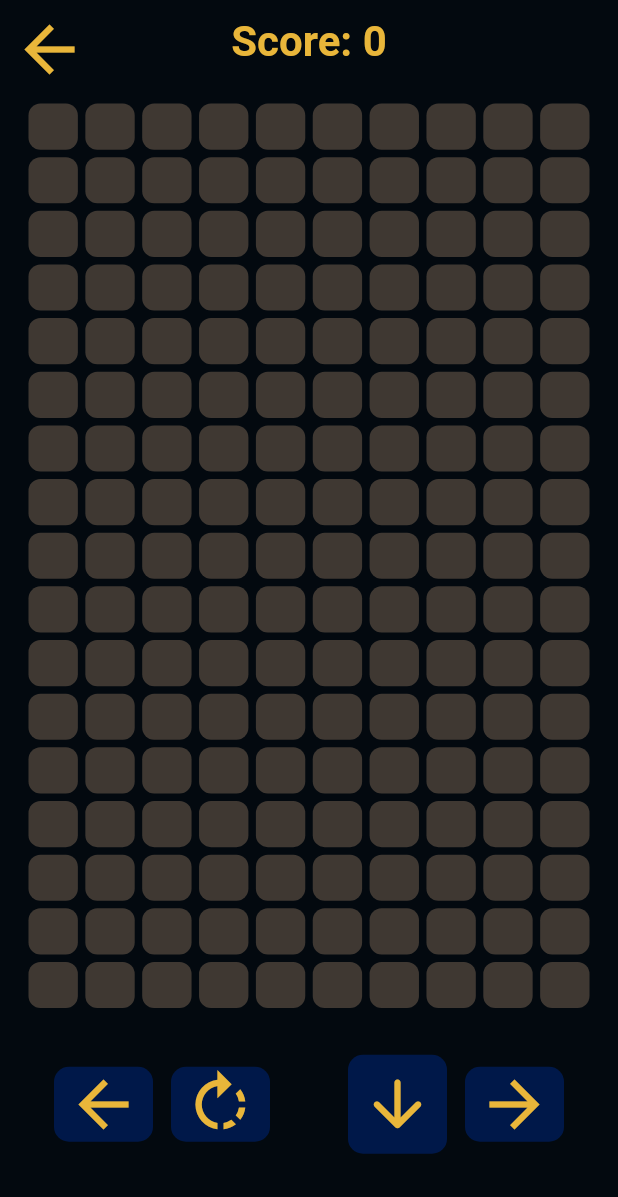
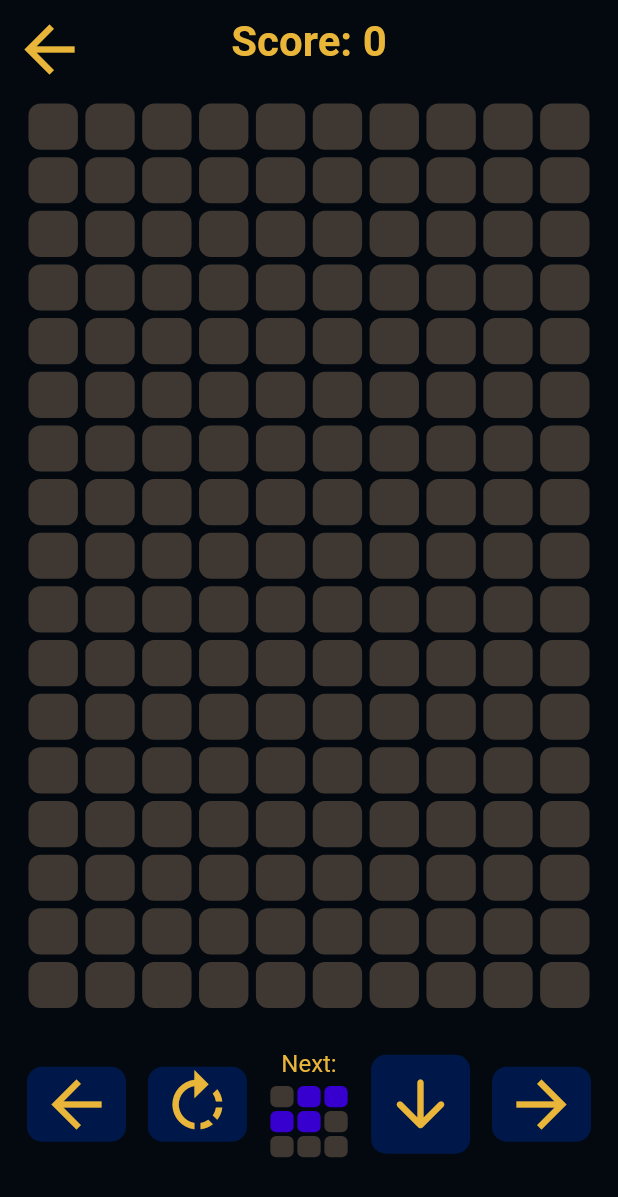
Before and after one commit to NatanRib/tetris_flutter, a Flutter app: the screen it shows after launch, after a tap on "New game", on a phone screen of 412 x 824 dp. Shown: the top 1197 px of the screen. Run offline on Flutter 3.47's test engine with Material 2 defaults, Android fonts, the phone set to English and light mode, and no system bars.

Commit message:
impl next piece feature

```diff
--- a/lib/controller/game_controller.dart
+++ b/lib/controller/game_controller.dart
@@ -44,7 +44,7 @@ class GameController {
 
   void startGame() {
     store.resetData();
-    generateNewPiece();
+    generatePieces();
     gameLoop();
   }
 
@@ -125,16 +125,29 @@ class GameController {
           store.occupiedBoardPixels[row][column] = store.currentPiece.color;
         }
       }
-      generateNewPiece();
+      generateNextPiece();
     }
   }
 
-  void generateNewPiece() {
+  void generatePieces() {
     store.currentPieceRotateState = 1;
-    int randomPieceIndex = Random().nextInt(availablePieces.length);
-    Piece newPiece = availablePieces[randomPieceIndex]
+    int randomCurrentPieceIndex = Random().nextInt(availablePieces.length);
+    int randomNextPieceIndex = Random().nextInt(availablePieces.length);
+    Piece newCurrentPiece = availablePieces[randomCurrentPieceIndex]
       ..initializeOnTopOfBoard();
-    store.currentPiece = newPiece;
+    Piece newNextPiece = availablePieces[randomNextPieceIndex]
+      ..initializeOnTopOfBoard();
+    store.nextPiece = newNextPiece;
+    store.currentPiece = newCurrentPiece;
+  }
+
+  void generateNextPiece() {
+    store.currentPieceRotateState = 1;
+    int randomNextPieceIndex = Random().nextInt(availablePieces.length);
+    Piece newNextPiece = availablePieces[randomNextPieceIndex]
+      ..initializeOnTopOfBoard();
+    store.currentPiece = store.nextPiece;
+    store.nextPiece = newNextPiece;
   }
 
   void cleanCompletedRow() {
--- a/lib/controller/store/game_store.dart
+++ b/lib/controller/store/game_store.dart
@@ -15,6 +15,7 @@ class GameStore {
   int score = 0;
   int currentPieceRotateState = 1;
   late Piece currentPiece;
+  late Piece nextPiece;
   List<List<Color?>> occupiedBoardPixels = List.generate(
     boardColumnLenght,
     (i) => List.generate(boardRowLenght, (j) => null),
--- a/lib/model/pieces/piece.dart
+++ b/lib/model/pieces/piece.dart
@@ -5,6 +5,7 @@ import 'package:tetris/utils/board_utils.dart';
 abstract class Piece {
   abstract List<int> defaultPixels;
   abstract List<int> currentPixels;
+  abstract List<int> decreasedPixels;
   abstract int rotationStatesLenght;
   abstract Color color;
 
--- a/lib/model/pieces/piece_i.dart
+++ b/lib/model/pieces/piece_i.dart
@@ -5,12 +5,12 @@ import 'package:tetris/utils/board_utils.dart';
 class PieceI extends Piece {
   @override
   Color color = const Color.fromARGB(255, 250, 61, 124);
-
   @override
   List<int> currentPixels = [5, 15, 25, 35];
-
   @override
   List<int> defaultPixels = [5, 15, 25, 35];
+  @override
+  List<int> decreasedPixels = [1, 4, 7];
   @override
   int rotationStatesLenght = 2;
 
--- a/lib/model/pieces/piece_j.dart
+++ b/lib/model/pieces/piece_j.dart
@@ -9,6 +9,8 @@ class PieceJ extends Piece {
   List<int> currentPixels = [5, 15, 25, 24];
   @override
   List<int> defaultPixels = [5, 15, 25, 24];
+  @override
+  List<int> decreasedPixels = [1, 4, 7, 6];
   @override
   int rotationStatesLenght = 4;
 
--- a/lib/model/pieces/piece_l.dart
+++ b/lib/model/pieces/piece_l.dart
@@ -9,6 +9,8 @@ class PieceL extends Piece {
   List<int> currentPixels = [4, 14, 24, 25];
   @override
   List<int> defaultPixels = [4, 14, 24, 25];
+  @override
+  List<int> decreasedPixels = [1, 4, 7, 8];
   @override
   int rotationStatesLenght = 4;
 
--- a/lib/model/pieces/piece_o.dart
+++ b/lib/model/pieces/piece_o.dart
@@ -9,6 +9,8 @@ class PieceO extends Piece {
   @override
   List<int> defaultPixels = [4, 5, 14, 15];
   @override
+  List<int> decreasedPixels = [0, 1, 4, 3];
+  @override
   int rotationStatesLenght = 1;
 
   @override
--- a/lib/model/pieces/piece_s.dart
+++ b/lib/model/pieces/piece_s.dart
@@ -4,11 +4,13 @@ import 'package:tetris/utils/board_utils.dart';
 
 class PieceS extends Piece {
   @override
-  Color color = const Color.fromARGB(255, 23, 255, 31);
+  Color color = const Color.fromARGB(255, 55, 0, 206);
   @override
   List<int> currentPixels = [3, 4, 14, 15];
   @override
   List<int> defaultPixels = [3, 4, 14, 15];
+  @override
+  List<int> decreasedPixels = [2, 1, 3, 4];
   @override
   int rotationStatesLenght = 2;
 
--- a/lib/model/pieces/piece_t.dart
+++ b/lib/model/pieces/piece_t.dart
@@ -9,7 +9,8 @@ class PieceT extends Piece {
   List<int> currentPixels = [3, 4, 5, 14];
   @override
   List<int> defaultPixels = [3, 4, 5, 14];
-
+  @override
+  List<int> decreasedPixels = [1, 4, 7, 5];
   @override
   int rotationStatesLenght = 4;
 
--- a/lib/model/pieces/piece_z.dart
+++ b/lib/model/pieces/piece_z.dart
@@ -4,12 +4,13 @@ import 'package:tetris/utils/board_utils.dart';
 
 class PieceZ extends Piece {
   @override
-  Color color = const Color.fromARGB(255, 32, 255, 132);
+  Color color = const Color.fromARGB(255, 69, 253, 152);
   @override
   List<int> currentPixels = [4, 5, 13, 14];
   @override
   List<int> defaultPixels = [4, 5, 13, 14];
   @override
+  List<int> decreasedPixels = [2, 1, 4, 3];
   @override
   int rotationStatesLenght = 2;
 
--- a/lib/view/pages/game.dart
+++ b/lib/view/pages/game.dart
@@ -82,14 +82,11 @@ class _BoardState extends State<Game> {
                 height: boardHeight,
                 child: Board(
                   piece: widget.store.currentPiece,
-                  backgroundColor: MyColors.blueGrey,
                   ocupedPixels: widget.store.occupiedBoardPixels,
                   height: boardHeight,
                 ),
               ),
-              SizedBox(
-                height: constraints.maxHeight * 0.14,
-                child: InputController(
+              InputController(
                 leftButtonFunction: () =>
                     controller.movePiece(PieceDirectionEnum.left),
                 rightButtonFunction: () =>
@@ -98,7 +95,7 @@ class _BoardState extends State<Game> {
                     controller.movePiece(PieceDirectionEnum.down),
                 rotateButtonFunction: () => controller.rotatePiece(),
                 score: widget.store.score,
-                ),
+                height: constraints.maxHeight * 0.14,
               ),
             ],
           ),
@@ -140,7 +137,7 @@ class _BoardState extends State<Game> {
                       "Restart",
                       style: TextStyle(
                         fontSize: 32,
-                        color: Colors.black,
+                        color: MyColors.yellowLight,
                         fontWeight: FontWeight.bold,
                       ),
                     ),
--- a/lib/view/widgets/board.dart
+++ b/lib/view/widgets/board.dart
@@ -7,14 +7,12 @@ import 'package:tetris/view/widgets/pixel.dart';
 class Board extends StatelessWidget {
   final double height;
   final Piece piece;
-  final Color backgroundColor;
   final List<List<Color?>> ocupedPixels;
 
   const Board({
     super.key,
     required this.height,
     required this.piece,
-    required this.backgroundColor,
     required this.ocupedPixels,
   });
 
@@ -23,7 +21,7 @@ class Board extends StatelessWidget {
     var mainAxisExtent = (height * 0.96) / (boardColumnLenght + 1);
     return Container(
       height: height,
-      color: backgroundColor,
+      color: MyColors.blueGrey,
       child: GridView.builder(
         itemCount: boardColumnLenght * boardRowLenght,
         physics: const NeverScrollableScrollPhysics(),
--- a/lib/view/widgets/input_controllers.dart
+++ b/lib/view/widgets/input_controllers.dart
@@ -1,5 +1,8 @@
 import 'package:flutter/material.dart';
+import 'package:tetris/controller/store/game_store.dart';
 import 'package:tetris/view/widgets/down_button.dart';
+
+import 'next_piece_indicator.dart';
 
 class InputController extends StatelessWidget {
   final Function leftButtonFunction;
@@ -7,6 +10,7 @@ class InputController extends StatelessWidget {
   final Function downButtonFunction;
   final Function rotateButtonFunction;
   final int score;
+  final double height;
 
   const InputController({
     super.key,
@@ -15,26 +19,24 @@ class InputController extends StatelessWidget {
     required this.downButtonFunction,
     required this.rotateButtonFunction,
     required this.score,
+    required this.height,
   });
 
   @override
   Widget build(BuildContext context) {
-    return Container(
-      padding: const EdgeInsets.symmetric(horizontal: 18),
+    GameStore gameStore = GameStore();
+    var width = MediaQuery.sizeOf(context).width;
+    return SizedBox(
+      height: height,
       child: Row(
         crossAxisAlignment: CrossAxisAlignment.center,
         mainAxisAlignment: MainAxisAlignment.spaceBetween,
         children: [
-          Row(
-            children: [
-              Padding(
-                padding: const EdgeInsets.only(right: 12.0),
-                child: button(
+          button(
             Icons.arrow_back,
             leftButtonFunction,
             false,
             const EdgeInsets.only(left: 8),
-                ),
           ),
           button(
             Icons.rotate_right,
@@ -42,24 +44,18 @@ class InputController extends StatelessWidget {
             false,
             EdgeInsets.zero,
           ),
-            ],
+          NextPieceIndicator(
+            nextPiece: gameStore.nextPiece,
+            height: height * 1.15,
+            width: width * 0.13,
           ),
-
-          //TODO: Next piece
-          Row(
-            children: [
           DownButton(downButtonFunction: downButtonFunction),
-              Padding(
-                padding: const EdgeInsets.only(left: 12.0),
-                child: button(
+          button(
             Icons.arrow_back,
             rightButtonFunction,
             true,
             const EdgeInsets.only(right: 8),
           ),
-              )
-            ],
-          )
         ],
       ),
     );
--- /dev/null
+++ b/lib/view/widgets/next_piece_indicator.dart
@@ -0,0 +1,67 @@
+import 'package:flutter/material.dart';
+import 'package:tetris/model/pieces/piece.dart';
+import 'package:tetris/utils/my_colors.dart';
+import 'package:tetris/view/widgets/pixel.dart';
+
+class NextPieceIndicator extends StatelessWidget {
+  final double height;
+  final double width;
+  final Piece nextPiece;
+  const NextPieceIndicator({
+    super.key,
+    required this.nextPiece,
+    required this.height,
+    required this.width,
+  });
+
+  @override
+  Widget build(BuildContext context) {
+    var boardHeight = height * 0.40;
+    return Container(
+      color: MyColors.blueGrey,
+      child: Column(
+        mainAxisSize: MainAxisSize.max,
+        mainAxisAlignment: MainAxisAlignment.center,
+        children: [
+          const Padding(
+            padding: EdgeInsets.only(bottom: 4.0),
+            child: Text(
+              "Next:",
+              style: TextStyle(
+                color: MyColors.yellow,
+                fontSize: 16,
+              ),
+            ),
+          ),
+          SizedBox(
+            height: boardHeight,
+            width: width,
+            child: GridView.count(
+              crossAxisCount: 3,
+              mainAxisSpacing: 0.5,
+              crossAxisSpacing: 0.5,
+              childAspectRatio: width / boardHeight,
+              physics: const NeverScrollableScrollPhysics(),
+              children: List.generate(
+                9,
+                (index) {
+                  if (nextPiece.decreasedPixels.contains(index)) {
+                    return Pixel(
+                      radius: 4,
+                      color: nextPiece.color,
+                    );
+                  } else {
+                    return const Pixel(
+                      radius: 4,
+                      color: MyColors.grey,
+                    );
+                  }
+                },
+              ),
+            ),
+          ),
+        ],
+      ),
+    );
+  }
+}
--- a/lib/view/widgets/pixel.dart
+++ b/lib/view/widgets/pixel.dart
@@ -3,10 +3,12 @@ import 'package:flutter/material.dart';
 class Pixel extends StatelessWidget {
   final Color color;
   final String? text;
+  final double? radius;
   const Pixel({
     super.key,
     required this.color,
     this.text,
+    this.radius,
   });
 
   @override
@@ -15,7 +17,7 @@ class Pixel extends StatelessWidget {
       margin: const EdgeInsets.all(1),
       decoration: BoxDecoration(
         color: color,
-        borderRadius: BorderRadius.circular(8),
+        borderRadius: BorderRadius.circular(radius == null ? 8 : radius!),
       ),
       child: Center(
         child: text != null
```
Lines whose indentation alone changed are shown as unchanged.
